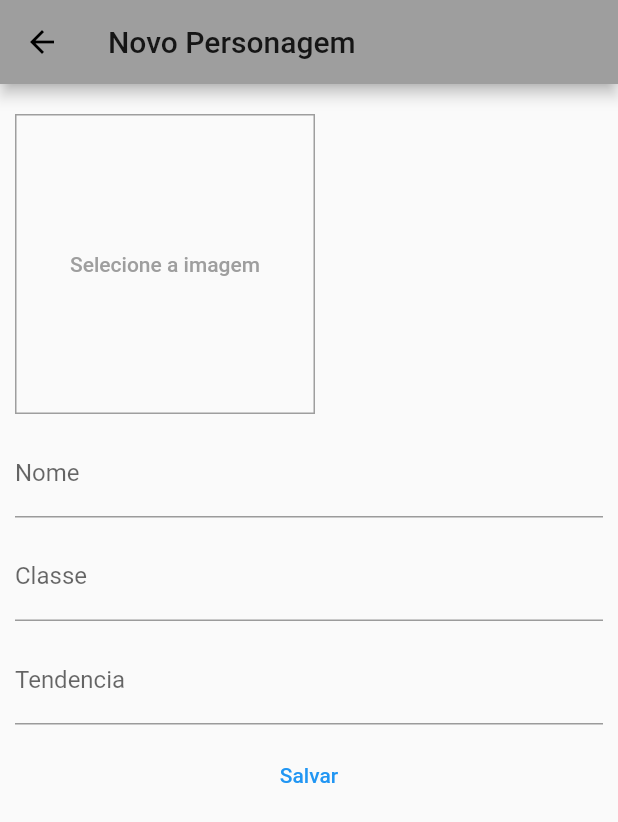
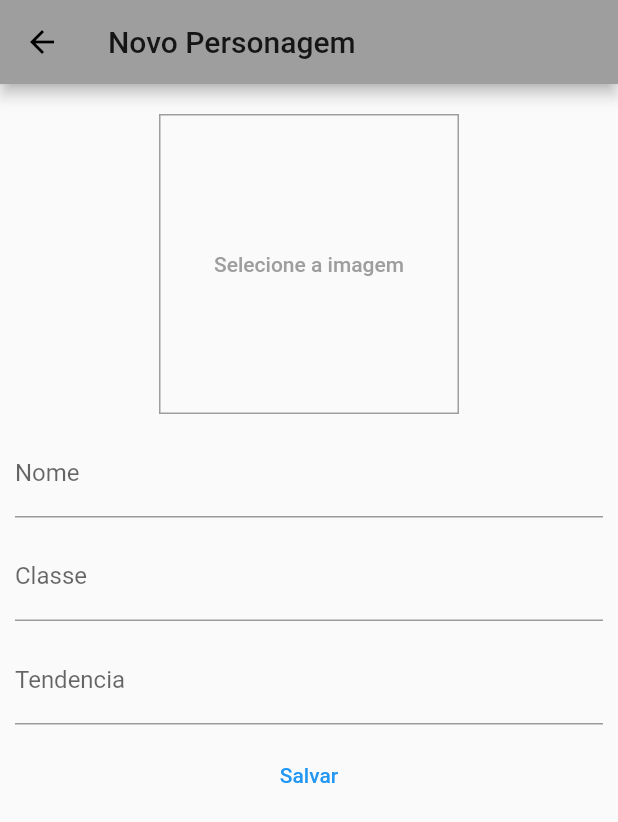
Before and after one commit to ArantesVictor/one_clean_app, a Flutter app: the CharterFormScreen screen opened by its route, after a tap on "Selecione a imagem", on a phone screen of 412 x 824 dp. Shown: the top 822 px of the screen. Run offline on Flutter 3.47's test engine with Material 2 defaults, Android fonts, the light colour scheme and no system bars; our stand-ins replace image_picker.

Commit message:
form e provider

```diff
--- a/lib/features/register/presenter/charter_form_screen.dart
+++ b/lib/features/register/presenter/charter_form_screen.dart
@@ -1,5 +1,10 @@
+import 'dart:io';
+
 import 'package:flutter/material.dart';
+import 'package:one_clean_app/features/register/domain/charter.dart';
+import 'package:one_clean_app/features/register/domain/charter_provider.dart';
 import 'package:one_clean_app/features/register/presenter/image_input.dart';
+import 'package:provider/provider.dart';
 
 class CharterFormScreen extends StatefulWidget {
   @override
@@ -10,8 +15,27 @@ class _CharterFormScreenState extends State<CharterFormScreen> {
   final _nameController = TextEditingController();
   final _classController = TextEditingController();
   final _trendController = TextEditingController();
+  File _pickedImage;
 
-  void _submitForm() {}
+  void _selectImage(File pickedImage) {
+    _pickedImage = pickedImage;
+  }
+
+  void _submitForm() {
+    if (_nameController.text.isEmpty ||
+        _classController.text.isEmpty ||
+        _pickedImage == null) {
+      return;
+    }
+
+    Provider.of<CharterProvider>(context, listen: false).addCharter(
+      _nameController.text,
+      _classController.text,
+      _pickedImage,
+    );
+
+    Navigator.of(context).pop();
+  }
 
   @override
   Widget build(BuildContext context) {
@@ -19,16 +43,15 @@ class _CharterFormScreenState extends State<CharterFormScreen> {
       appBar: AppBar(
         title: Text("Novo Personagem"),
       ),
-      body: Column(
+      body: SingleChildScrollView(
+        child: Column(
           children: [
-          SingleChildScrollView(
-            child: Padding(
+            Padding(
               padding: const EdgeInsets.all(10),
               child: Column(
-                //crossAxisAlignment: CrossAxisAlignment.center,
                 children: [
                   SizedBox(height: 10),
-                  ImageInput(),
+                  ImageInput(this._selectImage),
                   SizedBox(height: 10),
                   TextField(
                     controller: _nameController,
@@ -53,7 +76,6 @@ class _CharterFormScreenState extends State<CharterFormScreen> {
                 ],
               ),
             ),
-          ),
             TextButton(
               style: TextButton.styleFrom(
                 primary: Colors.blue,
@@ -63,6 +85,7 @@ class _CharterFormScreenState extends State<CharterFormScreen> {
             )
           ],
         ),
+      ),
     );
   }
 }
--- a/lib/features/register/presenter/image_input.dart
+++ b/lib/features/register/presenter/image_input.dart
@@ -1,16 +1,48 @@
+import 'dart:io';
+
 import 'package:flutter/material.dart';
+import 'package:image_picker/image_picker.dart';
+import 'package:path/path.dart' as path;
+import 'package:path_provider/path_provider.dart' as syspaths;
 
 class ImageInput extends StatefulWidget {
+  final Function onSelectImage;
+
+  ImageInput(this.onSelectImage);
+
   @override
   _ImageInputState createState() => _ImageInputState();
 }
 
 class _ImageInputState extends State<ImageInput> {
+  File _storedImage;
+
+  _takeImage() async {
+    final ImagePicker _picker = ImagePicker();
+    PickedFile imageVile = await _picker.getImage(
+      source: ImageSource.gallery,
+      maxHeight: 600,
+    );
+
+    if (imageVile == null) return;
+
+    setState(() {
+      _storedImage = File(imageVile.path);
+    });
+
+    final appDir = await syspaths.getApplicationDocumentsDirectory();
+    String fileName = path.basename(_storedImage.path);
+    final savedImage = await _storedImage.copy(
+      '${appDir.path}/${fileName}',
+    );
+    widget.onSelectImage(savedImage);
+  }
+
   @override
   Widget build(BuildContext context) {
     return Row(
+      mainAxisAlignment: MainAxisAlignment.center,
       children: [
-        SizedBox(),
         Container(
           width: 200,
           height: 200,
@@ -21,14 +53,19 @@ class _ImageInputState extends State<ImageInput> {
             ),
           ),
           alignment: Alignment.center,
-          child: TextButton(
+          child: _storedImage != null
+              ? Image.file(
+                  _storedImage,
+                  width: double.infinity,
+                  height: double.infinity,
+                  fit: BoxFit.cover,
+                )
+              : TextButton(
                   style: ButtonStyle(
                     foregroundColor: MaterialStateProperty.all<Color>(
                         Theme.of(context).primaryColor),
                   ),
-            onPressed: () {
-              print('Clicou para selecionar a imagem');
-            },
+                  onPressed: _takeImage,
                   child: Text('Selecione a imagem'),
                 ),
         ),
--- a/pubspec.yaml
+++ b/pubspec.yaml
@@ -24,6 +24,9 @@ dependencies:
   flutter:
     sdk: flutter
   provider: ^5.0.0
+  image_picker: ^0.7.5
+  path_provider: ^2.0.1
+  path: ^1.8.0
 
 
   # The following adds the Cupertino Icons font to your application.
```
Also changed, not shown: lib/features/register/domain/charter_provider.dart (+14 -0 lines), lib/main.dart (+6 -1 lines), pubspec.lock. Lines whose indentation alone changed are shown as unchanged.
